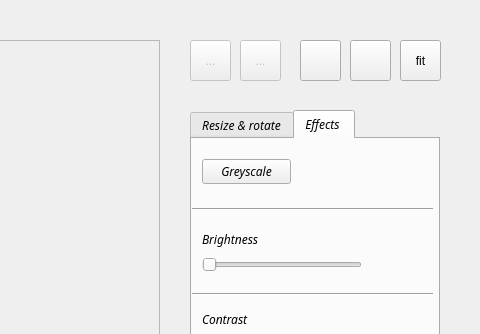
Old version of the form Descan/forms/mainwindow.ui in the repository ratspeaker/descan; both pictures show x 470 to 950 and y 0 to 334 of the 950 by 700 pixel window.
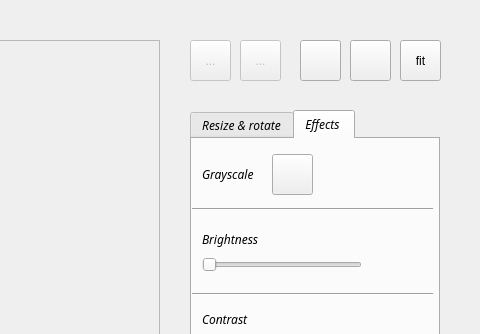
New version of the form. The open tabs and pages were chosen to show the change. Icons and pictures are not drawn.

Commit message: style: Few things added on GUI *Icon for grayscale *Label that informs user how many images he added

```diff
--- a/Descan/forms/mainwindow.ui
+++ b/Descan/forms/mainwindow.ui
@@ -504,14 +504,24 @@
       <widget class="QPushButton" name="pbGreyscale">
        <property name="geometry">
         <rect>
-         <x>10</x>
-         <y>20</y>
-         <width>89</width>
-         <height>25</height>
+         <x>80</x>
+         <y>15</y>
+         <width>41</width>
+         <height>41</height>
         </rect>
        </property>
        <property name="text">
-        <string>Greyscale</string>
+        <string/>
+       </property>
+       <property name="icon">
+        <iconset resource="../resources.qrc">
+         <normaloff>:/icons/icons/grayscale.jpg</normaloff>:/icons/icons/grayscale.jpg</iconset>
+       </property>
+       <property name="iconSize">
+        <size>
+         <width>25</width>
+         <height>25</height>
+        </size>
        </property>
       </widget>
       <widget class="Line" name="line_2">
@@ -670,6 +680,19 @@
         <enum>Qt::Horizontal</enum>
        </property>
       </widget>
+      <widget class="QLabel" name="lblGrayscale">
+       <property name="geometry">
+        <rect>
+         <x>10</x>
+         <y>25</y>
+         <width>81</width>
+         <height>21</height>
+        </rect>
+       </property>
+       <property name="text">
+        <string>Grayscale</string>
+       </property>
+      </widget>
      </widget>
     </widget>
     <widget class="QPushButton" name="pbNextFinish">
```
Left out of the diff: 190 changed lines with no effect on the pictures. The commit also changes 15 other files.
